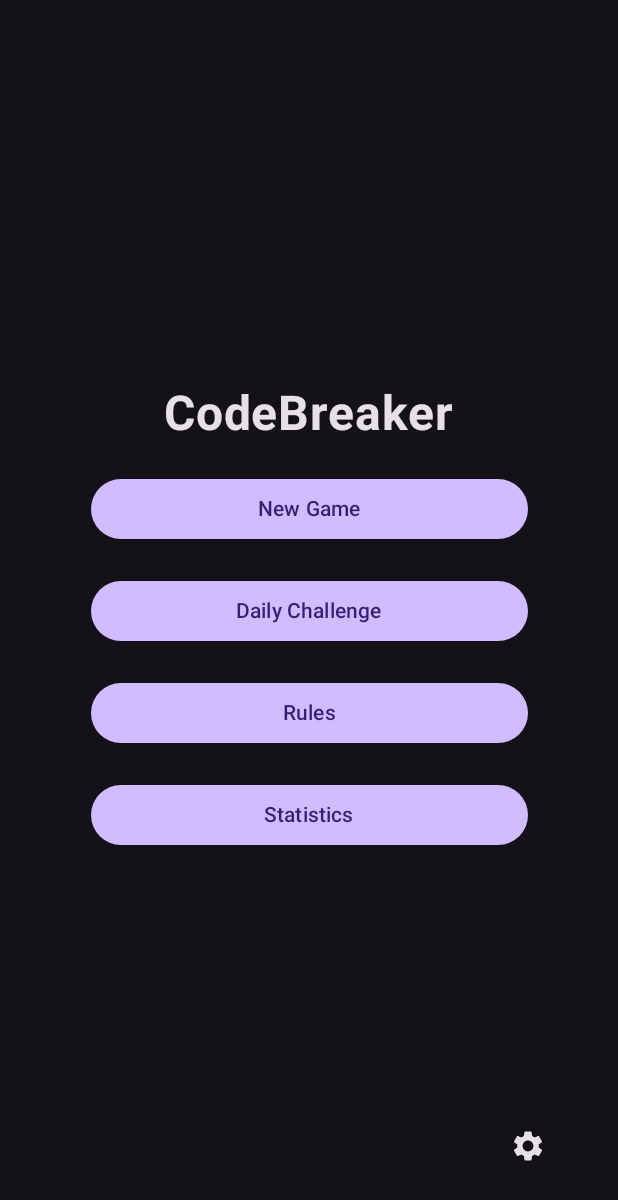
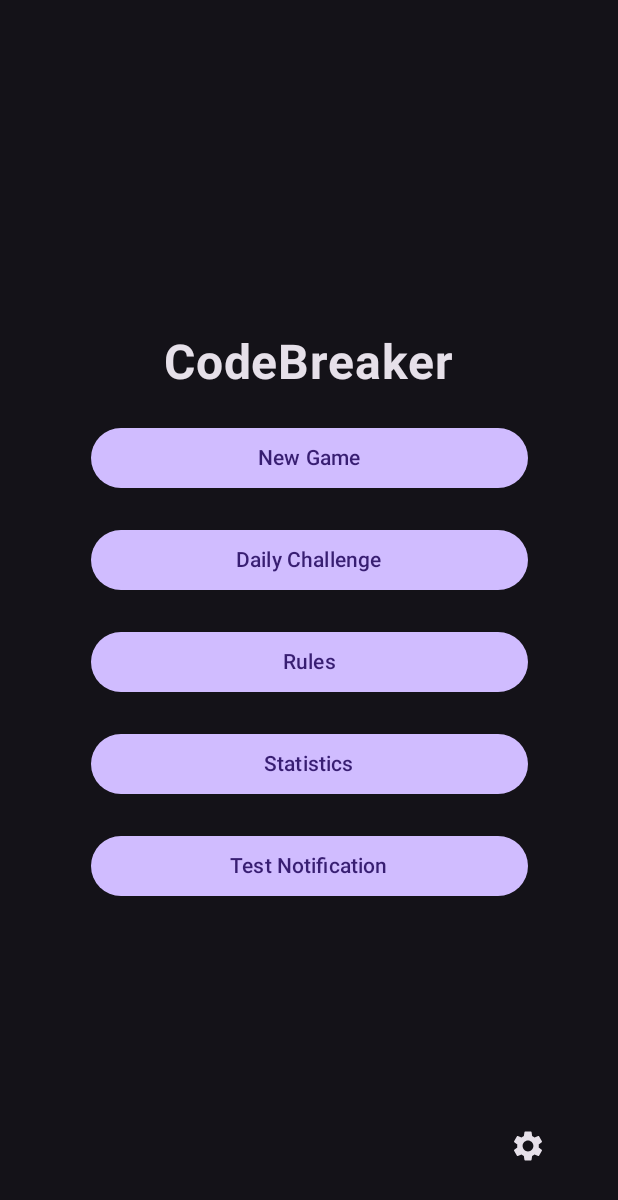
Before and after one commit to Ri4ik/Semestralka_VAMZ_CODE_BREAKER, an Android app built with Jetpack Compose: the screen it shows after launch (MainActivity), on a phone screen of 412 x 824 dp. Shown: the top 1200 px of the screen. Run offline under Robolectric (Android 15) with nearby library versions, the phone set to English and light mode, and no system bars; 1 statement that could not run was skipped.

Commit message:
Notification sk/en + spustenie app cez notification + LanguageStorage

```diff
--- a/app/src/main/java/com/example/semestralka_vamz/MainActivity.kt
+++ b/app/src/main/java/com/example/semestralka_vamz/MainActivity.kt
@@ -1,32 +1,47 @@
 package com.example.semestralka_vamz
 
 import AppLanguageWrapper
+import android.os.Build
 import android.os.Bundle
 import androidx.work.*
 import androidx.activity.ComponentActivity
 import androidx.activity.compose.setContent
+import androidx.annotation.RequiresApi
+import androidx.compose.runtime.LaunchedEffect
 import androidx.compose.runtime.collectAsState
 import androidx.compose.runtime.getValue
 import androidx.lifecycle.viewmodel.compose.viewModel
 import androidx.navigation.compose.rememberNavController
+import com.example.semestralka_vamz.language.LanguageStorage
 import com.example.semestralka_vamz.navigation.AppNavGraph
 import com.example.semestralka_vamz.ui.theme.AppThemeWrapper
 import com.example.semestralka_vamz.viewmodel.SettingsViewModel
-import com.example.semestralka_vamz.worker.DailyChallengeWorker
-import com.example.semestralka_vamz.worker.scheduleDailyChallenge
+import com.example.semestralka_vamz.worker.DailyChallengeScheduler
 
 class MainActivity : ComponentActivity() {
+    @RequiresApi(Build.VERSION_CODES.O)
     override fun onCreate(savedInstanceState: Bundle?) {
         super.onCreate(savedInstanceState)
-        // Планування денної задачі
-        scheduleDailyChallenge(applicationContext)
+        if (Build.VERSION.SDK_INT >= Build.VERSION_CODES.TIRAMISU) {
+            requestPermissions(arrayOf(android.Manifest.permission.POST_NOTIFICATIONS), 0)
+        }
+        val startDestination = when (intent?.getStringExtra("navigateTo")) {
+            "daily_challenge" -> "daily_challenge"
+            else -> "main_menu"
+        }
+        val initialLanguage = LanguageStorage.loadLanguage(applicationContext)
+        DailyChallengeScheduler.schedule(applicationContext)
         setContent {
             val settingsViewModel: SettingsViewModel = viewModel()
-            val theme by settingsViewModel.theme.collectAsState()
-            val language by settingsViewModel.language.collectAsState()
-            AppLanguageWrapper(language = language) {
+            AppLanguageWrapper(language = initialLanguage) {
+                val theme by settingsViewModel.theme.collectAsState()
                 AppThemeWrapper(theme = theme) {
                     val navController = rememberNavController()
+                    LaunchedEffect(Unit) {
+                        if (startDestination != "main_menu") {
+                            navController.navigate(startDestination)
+                        }
+                    }
                     AppNavGraph(
                         navController = navController,
                         settingsViewModel = settingsViewModel
--- /dev/null
+++ b/app/src/main/java/com/example/semestralka_vamz/ui/language/LanguageStorage.kt
@@ -0,0 +1,22 @@
+package com.example.semestralka_vamz.language
+
+import android.content.Context
+import com.example.semestralka_vamz.data.model.AppLanguage
+
+object LanguageStorage {
+    private const val PREF_NAME = "app_settings"
+    private const val KEY_LANGUAGE = "app_language"
+
+    fun saveLanguage(context: Context, lang: AppLanguage) {
+        context.getSharedPreferences(PREF_NAME, Context.MODE_PRIVATE)
+            .edit()
+            .putString(KEY_LANGUAGE, lang.name)
+            .apply()
+    }
+
+    fun loadLanguage(context: Context): AppLanguage {
+        val name = context.getSharedPreferences(PREF_NAME, Context.MODE_PRIVATE)
+            .getString(KEY_LANGUAGE, AppLanguage.EN.name)
+        return AppLanguage.valueOf(name!!)
+    }
+}
--- a/app/src/main/java/com/example/semestralka_vamz/ui/screens/MainMenuScreen.kt
+++ b/app/src/main/java/com/example/semestralka_vamz/ui/screens/MainMenuScreen.kt
@@ -1,5 +1,6 @@
 package com.example.semestralka_vamz.ui.screens
 
+import android.util.Log
 import androidx.compose.foundation.clickable
 import androidx.compose.foundation.layout.*
 import androidx.compose.material.icons.Icons
@@ -17,9 +18,13 @@ import androidx.compose.ui.res.stringResource
 import androidx.compose.ui.unit.dp
 import androidx.compose.ui.unit.sp
 import androidx.compose.ui.text.font.FontWeight
+import androidx.work.OneTimeWorkRequestBuilder
+import androidx.work.WorkManager
 import com.example.semestralka_vamz.R
 import com.example.semestralka_vamz.data.model.AppLanguage
 import com.example.semestralka_vamz.data.model.AppTheme
+import com.example.semestralka_vamz.language.LanguageStorage
+import com.example.semestralka_vamz.worker.DailyChallengeWorker
 
 @OptIn(ExperimentalMaterial3Api::class)
 @Composable
@@ -66,6 +71,16 @@ fun MainMenuScreen(
             Button(onClick = onStats, modifier = Modifier.fillMaxWidth(0.8f)) {
                 Text(stringResource(id = R.string.menu_statistics))
             }
+            Button(
+                onClick = {
+                    val request = OneTimeWorkRequestBuilder<DailyChallengeWorker>().build()
+                    WorkManager.getInstance(context).enqueue(request)
+                    Log.d("Notification", "Показуємо сповіщення")
+                },
+                modifier = Modifier.fillMaxWidth(0.8f)
+            ) {
+                Text("Test Notification")
+            }
         }
 
         IconButton(
@@ -109,7 +124,8 @@ fun MainMenuScreen(
                             modifier = Modifier
                                 .fillMaxWidth()
                                 .clickable {
-                                    onLanguageChange(lang)
+                                    LanguageStorage.saveLanguage(context, lang) // 💾 сохранить в SharedPreferences
+                                    onLanguageChange(lang)                      // обновить ViewModel
                                     showSettings = false
                                 }
                                 .padding(8.dp)
--- a/app/src/main/java/com/example/semestralka_vamz/viewmodel/SettingsViewModel.kt
+++ b/app/src/main/java/com/example/semestralka_vamz/viewmodel/SettingsViewModel.kt
@@ -3,6 +3,7 @@ package com.example.semestralka_vamz.viewmodel
 import androidx.lifecycle.ViewModel
 import com.example.semestralka_vamz.data.model.AppLanguage
 import com.example.semestralka_vamz.data.model.AppTheme
+import com.example.semestralka_vamz.language.LanguageStorage
 import kotlinx.coroutines.flow.MutableStateFlow
 import kotlinx.coroutines.flow.StateFlow
 
--- a/app/src/main/java/com/example/semestralka_vamz/worker/DailyChallengeScheduler.kt
+++ b/app/src/main/java/com/example/semestralka_vamz/worker/DailyChallengeScheduler.kt
@@ -1,23 +1,42 @@
 package com.example.semestralka_vamz.worker
 
+
 import android.content.Context
-import androidx.work.*
-import java.util.*
-import java.util.concurrent.TimeUnit
+import android.os.Build
+import androidx.annotation.RequiresApi
+import androidx.work.ExistingPeriodicWorkPolicy
+import androidx.work.PeriodicWorkRequestBuilder
+import androidx.work.WorkManager
+import java.time.Duration
+import java.util.Calendar
 
-fun scheduleDailyChallenge(context: Context) {
-    val dailyRequest = PeriodicWorkRequestBuilder<DailyChallengeWorker>(
-        1, TimeUnit.DAYS
-    )
-        .setInitialDelay(calculateInitialDelay(), TimeUnit.MILLISECONDS)
-        .build()
+object DailyChallengeScheduler {
+    @RequiresApi(Build.VERSION_CODES.O)
+    fun schedule(context: Context) {
+        val request = PeriodicWorkRequestBuilder<DailyChallengeWorker>(
+            Duration.ofMinutes(15) // ⏰ change to Duration.ofDays(1) for daily mode
+        ).build()
 
-    WorkManager.getInstance(context).enqueueUniquePeriodicWork(
-        "daily_challenge_work",
-        ExistingPeriodicWorkPolicy.UPDATE,
-        dailyRequest
-    )
+        WorkManager.getInstance(context).enqueueUniquePeriodicWork(
+            "daily_challenge_work",
+            ExistingPeriodicWorkPolicy.UPDATE,
+            request
+        )
+    }
 }
+//fun scheduleDailyChallenge(context: Context) {
+//    val dailyRequest = PeriodicWorkRequestBuilder<DailyChallengeWorker>(
+//        1, TimeUnit.DAYS
+//    )
+//        .setInitialDelay(calculateInitialDelay(), TimeUnit.MILLISECONDS)
+//        .build()
+//
+//    WorkManager.getInstance(context).enqueueUniquePeriodicWork(
+//        "daily_challenge_work",
+//        ExistingPeriodicWorkPolicy.UPDATE,
+//        dailyRequest
+//    )
+//}
 
 fun calculateInitialDelay(): Long {
     val now = Calendar.getInstance()
--- a/app/src/main/res/values/strings.xml
+++ b/app/src/main/res/values/strings.xml
@@ -32,5 +32,8 @@
     <string name="result_win">Result: Win</string>
     <string name="result_loss">Result: Loss</string>
     <string name="result_entry">Result: %1$s</string>
+    <string name="notification_title">Daily Challenge</string>
+    <string name="notification_text">It’s time to play your daily challenge!</string>
+
 
 </resources>
```
Also changed, not shown: app/src/main/java/com/example/semestralka_vamz/notification/NotificationHelper.kt (+31 -4 lines), 1 other file.
